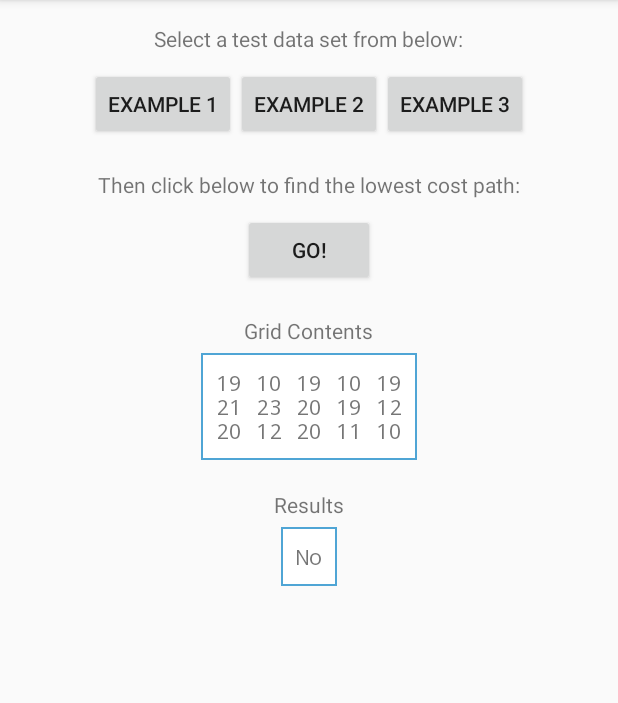
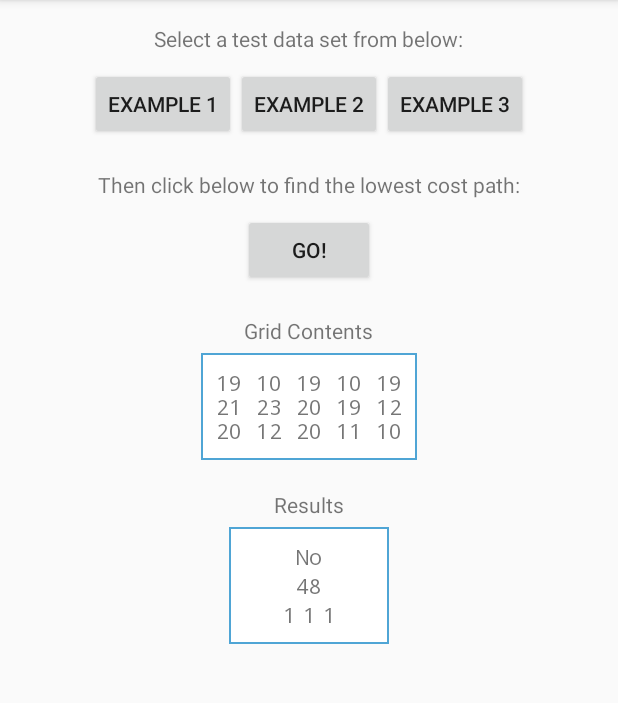
Before and after one commit to jfpdazey/PathOfLowestCost, an Android app: the screen it shows after launch (PathOfLowestCostActivity), after a tap on "GO!", on a phone screen of 412 x 824 dp, the part 84-787 px from its top. Run offline under Robolectric (Android 15) with nearby library versions, the phone set to English and light mode, and no system bars; 3 other taps on this screen came first.

Commit message:
Displaying path traversed

```diff
--- a/app/src/main/java/com/jfpdazey/pathoflowestcost/PathOfLowestCostActivity.java
+++ b/app/src/main/java/com/jfpdazey/pathoflowestcost/PathOfLowestCostActivity.java
@@ -8,6 +8,8 @@ import android.view.Menu;
 import android.view.MenuItem;
 import android.widget.Button;
 import android.widget.TextView;
+
+import java.util.List;
 
 public class PathOfLowestCostActivity extends AppCompatActivity {
 
@@ -80,6 +82,8 @@ public class PathOfLowestCostActivity extends AppCompatActivity {
         } else {
             ((TextView) findViewById(R.id.results_success)).setText("No");
         }
+        ((TextView) findViewById(R.id.results_total_cost)).setText(Integer.toString(bestPath.getTotalCost()));
+        ((TextView) findViewById(R.id.results_path_taken)).setText(formatPath(bestPath));
     }
 
     private Grid getGridForButton(View view) {
@@ -94,4 +98,18 @@ public class PathOfLowestCostActivity extends AppCompatActivity {
                 return null;
         }
     }
+
+    private String formatPath(PathState path) {
+        StringBuilder builder = new StringBuilder();
+        List<Integer> rows = path.getRowsTraversed();
+
+        for (int i = 0; i < rows.size(); i++) {
+            builder.append(rows.get(i));
+            if (i < rows.size() - 1) {
+                builder.append("\t");
+            }
+        }
+
+        return builder.toString();
+    }
 }
--- a/app/src/main/res/layout/content_lowest_cost_main.xml
+++ b/app/src/main/res/layout/content_lowest_cost_main.xml
@@ -22,6 +22,7 @@
 
     <LinearLayout
         android:id="@+id/load_buttons"
+        android:orientation="horizontal"
         android:layout_width="wrap_content"
         android:layout_height="wrap_content"
         android:layout_centerHorizontal="true"
@@ -99,21 +100,32 @@
 
     <LinearLayout
         android:id="@+id/results_layout"
-        android:orientation="horizontal"
+        android:orientation="vertical"
         android:layout_width="wrap_content"
         android:layout_height="wrap_content"
         android:layout_centerHorizontal="true"
         android:padding="10dp"
         android:background="@drawable/back"
         android:layout_below="@id/results_label">
-
-    <TextView
-        android:id="@+id/results_success"
-        android:layout_width="wrap_content"
-        android:layout_height="wrap_content"
-        android:layout_centerHorizontal="true"
-        android:fontFamily="monospace"
-        android:text="No results" />
+        <TextView
+            android:id="@+id/results_success"
+            android:layout_width="match_parent"
+            android:layout_height="wrap_content"
+            android:textAlignment="center"
+            android:fontFamily="monospace" />
+        <TextView
+            android:id="@+id/results_total_cost"
+            android:layout_width="match_parent"
+            android:layout_height="wrap_content"
+            android:textAlignment="center"
+            android:fontFamily="monospace"
+            android:text="No results" />
+        <TextView
+            android:id="@+id/results_path_taken"
+            android:layout_width="match_parent"
+            android:layout_height="wrap_content"
+            android:textAlignment="center"
+            android:fontFamily="monospace" />
     </LinearLayout>
 
 </RelativeLayout>
```
Also changed, not shown: 1 other file.
